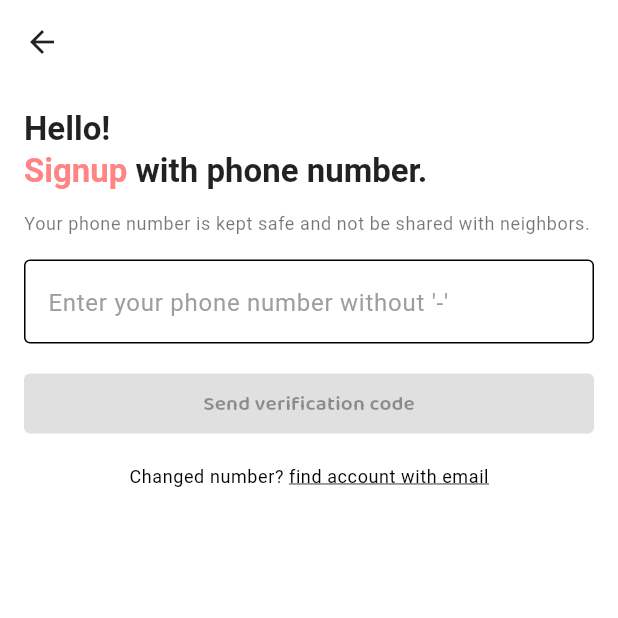
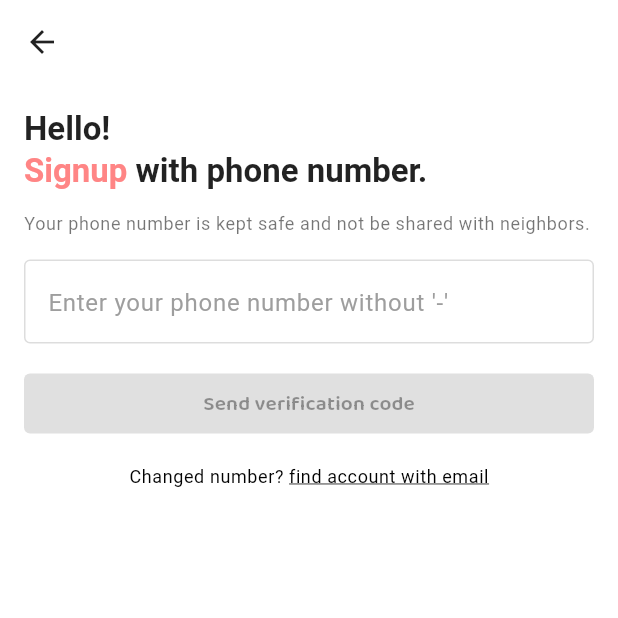
Before and after one commit to whdmscks11/CLOZii, a Flutter app: the screen it shows after launch, after a tap on "Sign Up", on a phone screen of 412 x 824 dp, the top half of it. Run offline on Flutter 3.47's test engine with Material 3 defaults, Android fonts, the phone set to English and light mode, and no system bars; our stand-ins replace flutter_map, geolocator, latlong2, mask_text_input_formatter, shared_preferences.

Commit message:
feat(theme): CLOZii 라이트/다크 ColorScheme 추가
- 브랜드 컬러(Primary: #FF8585, Secondary: #FFC9C2) 기반 라이트/다크 팔레트 정의
- surface, surfaceVariant, outline, error 등 Material3 컬러 스케일 커스텀
- inverseSurface, scrim, shadow 포함하여 UI 대비 및 다크모드 가독성 강화

```diff
--- /dev/null
+++ b/lib/core/theme/color_schemes.dart
@@ -0,0 +1,88 @@
+import 'package:flutter/material.dart';
+
+const brandPrimary = Color(0xFFFF8585); // CLOZii 메인
+const brandSecondary = Color(0xFFFFC9C2); // 보조(살몬 톤)
+const brandNeutralSurfaceDark = Color(0xFF1E1E1E);
+
+ColorScheme buildCloziiLightScheme() {
+  final base = ColorScheme.fromSeed(
+    seedColor: brandPrimary,
+    brightness: Brightness.light,
+  );
+
+  return base.copyWith(
+    primary: brandPrimary,
+    onPrimary: Colors.white,
+    primaryContainer: const Color(0xFFFFD6D0), // 살짝 연한 컨테이너
+    onPrimaryContainer: const Color(0xFF5B1A1A),
+
+    secondary: brandSecondary,
+    onSecondary: Colors.black,
+    secondaryContainer: const Color(0xFFFFE9E5),
+    onSecondaryContainer: const Color(0xFF4A2020),
+
+    tertiary: const Color(0xFF607EBC), // 포인트(링크/배지 등)
+    onTertiary: Colors.white,
+    tertiaryContainer: const Color(0xFFD7E3FF),
+    onTertiaryContainer: const Color(0xFF142A50),
+
+    surface: Colors.white,
+    onSurface: Colors.black87,
+    surfaceContainerHighest: const Color(0xFFF6F6F6), // 카드/시트 배경에 쓰기 좋음
+    onSurfaceVariant: Colors.black54,
+
+    outline: const Color(0xFFDDDDDD),
+    outlineVariant: const Color(0xFFEAEAEA),
+
+    error: const Color(0xFFBA1A1A),
+    onError: Colors.white,
+
+    // 토스트/스낵바 대비용
+    inverseSurface: const Color(0xFF121212),
+    onInverseSurface: Colors.white,
+
+    shadow: Colors.black.withOpacity(0.1),
+    scrim: Colors.black.withOpacity(0.3),
+  );
+}
+
+ColorScheme buildCloziiDarkScheme() {
+  final base = ColorScheme.fromSeed(
+    seedColor: brandPrimary,
+    brightness: Brightness.dark,
+  );
+
+  return base.copyWith(
+    primary: brandPrimary,
+    onPrimary: Colors.white,
+    primaryContainer: const Color(0xFF7A2C2C),
+    onPrimaryContainer: const Color(0xFFFFE9E7),
+
+    secondary: brandSecondary,
+    onSecondary: Colors.black,
+    secondaryContainer: const Color(0xFF5A4040),
+    onSecondaryContainer: const Color(0xFFFFEAE5),
+
+    tertiary: const Color(0xFF9DB4E5),
+    onTertiary: const Color(0xFF10213F),
+    tertiaryContainer: const Color(0xFF2C3E64),
+    onTertiaryContainer: const Color(0xFFDDE7FF),
+
+    surface: brandNeutralSurfaceDark,
+    onSurface: Colors.white70,
+    surfaceContainerHighest: const Color(0xFF2A2A2A),
+    onSurfaceVariant: Colors.white60,
+
+    outline: const Color(0xFF3A3A3A),
+    outlineVariant: const Color(0xFF2E2E2E),
+
+    error: const Color(0xFFFF5449),
+    onError: Colors.black,
+
+    inverseSurface: Colors.white,
+    onInverseSurface: Colors.black,
+
+    shadow: Colors.black.withOpacity(0.6),
+    scrim: Colors.black.withOpacity(0.5),
+  );
+}
--- a/lib/core/theme/theme.dart
+++ b/lib/core/theme/theme.dart
@@ -1,3 +1,4 @@
+import 'package:carrot_login/core/theme/color_schemes.dart';
 import 'package:flutter/material.dart';
 
 const brandColor = Color(0xFFFF8585);
@@ -35,61 +36,62 @@ TextTheme _buildTextTheme(Brightness b) {
 }
 
 ThemeData buildLightTheme() {
-  final scheme = ColorScheme.light(
-    primary: brandColor,
-    secondary: secondaryColor,
-    surface: Colors.white,
-    onSurface: Colors.black87,
-  );
+  final scheme = buildCloziiLightScheme();
   return ThemeData(
     useMaterial3: true,
     brightness: Brightness.light,
     colorScheme: scheme,
+    scaffoldBackgroundColor: scheme.surface,
     textTheme: _buildTextTheme(Brightness.light),
     appBarTheme: AppBarTheme(
       backgroundColor: scheme.surface,
       foregroundColor: scheme.onSurface,
-      titleTextStyle: _buildTextTheme(Brightness.light).titleLarge,
       elevation: 0,
     ),
     filledButtonTheme: FilledButtonThemeData(
       style: FilledButton.styleFrom(
         backgroundColor: scheme.primary,
-        foregroundColor: Colors.white,
-        textStyle: _buildTextTheme(Brightness.light).labelLarge,
+        foregroundColor: scheme.onPrimary,
+        textStyle: const TextStyle(fontWeight: FontWeight.w600),
         shape: RoundedRectangleBorder(borderRadius: BorderRadius.circular(12)),
-        padding: const EdgeInsets.symmetric(horizontal: 16, vertical: 14),
       ),
     ),
+    snackBarTheme: SnackBarThemeData(
+      behavior: SnackBarBehavior.floating,
+      backgroundColor: scheme.inverseSurface,
+      contentTextStyle: TextStyle(color: scheme.onInverseSurface),
+    ),
+    // disabledColor는 ColorScheme가 아닌 ThemeData 속성
+    disabledColor: scheme.onSurface.withOpacity(0.38),
   );
 }
 
 ThemeData buildDarkTheme() {
-  final scheme = ColorScheme.dark(
-    primary: brandColor,
-    secondary: secondaryColor,
-    surface: const Color(0xFF1E1E1E),
-    onSurface: Colors.white70,
-  );
+  final scheme = buildCloziiDarkScheme();
   return ThemeData(
     useMaterial3: true,
     brightness: Brightness.dark,
     colorScheme: scheme,
+    scaffoldBackgroundColor: scheme.surface,
     textTheme: _buildTextTheme(Brightness.dark),
     appBarTheme: AppBarTheme(
       backgroundColor: scheme.surface,
       foregroundColor: scheme.onSurface,
-      titleTextStyle: _buildTextTheme(Brightness.dark).titleLarge,
       elevation: 0,
     ),
     filledButtonTheme: FilledButtonThemeData(
       style: FilledButton.styleFrom(
         backgroundColor: scheme.primary,
-        foregroundColor: Colors.white,
-        textStyle: _buildTextTheme(Brightness.dark).labelLarge,
+        foregroundColor: scheme.onPrimary,
+        textStyle: const TextStyle(fontWeight: FontWeight.w600),
         shape: RoundedRectangleBorder(borderRadius: BorderRadius.circular(12)),
-        padding: const EdgeInsets.symmetric(horizontal: 16, vertical: 14),
       ),
     ),
+    snackBarTheme: SnackBarThemeData(
+      behavior: SnackBarBehavior.floating,
+      backgroundColor: scheme.inverseSurface,
+      contentTextStyle: TextStyle(color: scheme.onInverseSurface),
+    ),
+    disabledColor: scheme.onSurface.withOpacity(0.38),
   );
 }
```
